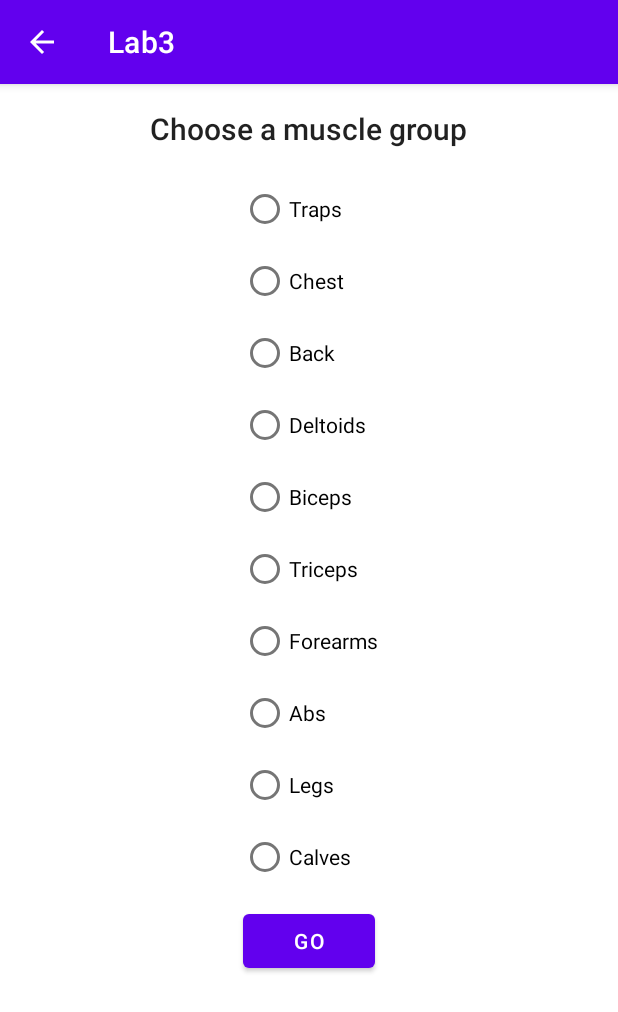
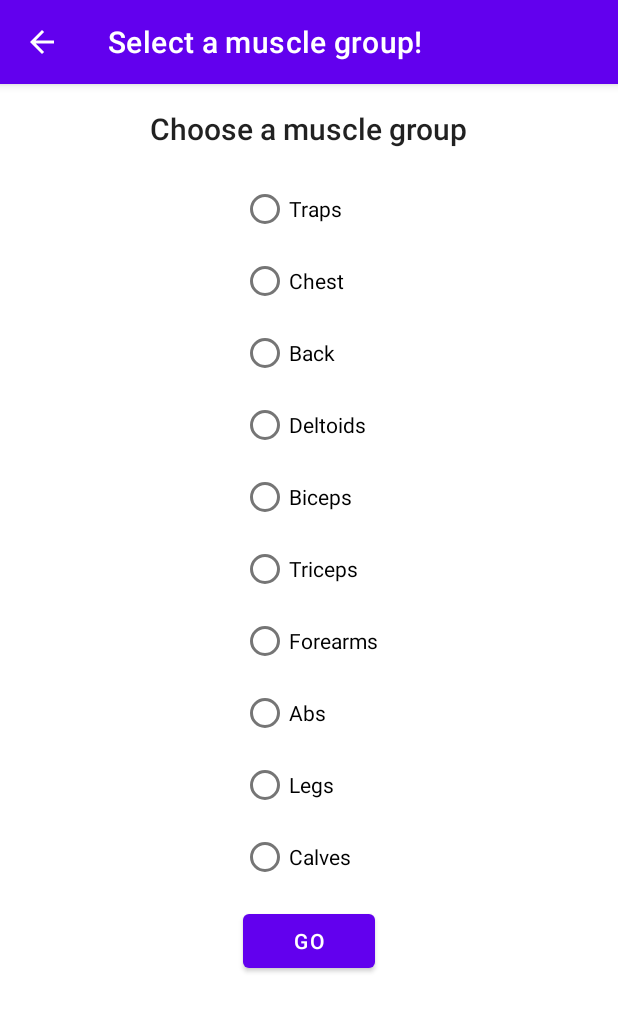
Before and after one commit to SarthakSirotiya/Lab3, an Android app: the RadioSelectorActivity screen opened directly, with no data from a screen before it, on a phone screen of 412 x 824 dp. Shown: the top 1012 px of the screen. Run offline under Robolectric (Android 15) with nearby library versions, the phone set to English and light mode, and no system bars.

Commit message:
Added simple title to RadioSelectorActivity.kt

```diff
--- a/app/src/main/java/com/example/lab3/RadioSelectorActivity.kt
+++ b/app/src/main/java/com/example/lab3/RadioSelectorActivity.kt
@@ -14,6 +14,7 @@ class RadioSelectorActivity : AppCompatActivity() {
         binding = ActivityRadioSelectorBinding.inflate(layoutInflater)
         setContentView(binding.root)
         supportActionBar?.setDisplayHomeAsUpEnabled(true)
+        setTitle("Select a muscle group!")
 
         binding.buttonGo.setOnClickListener {
             val intent = Intent(this, RecyclerActivity::class.java)
```
